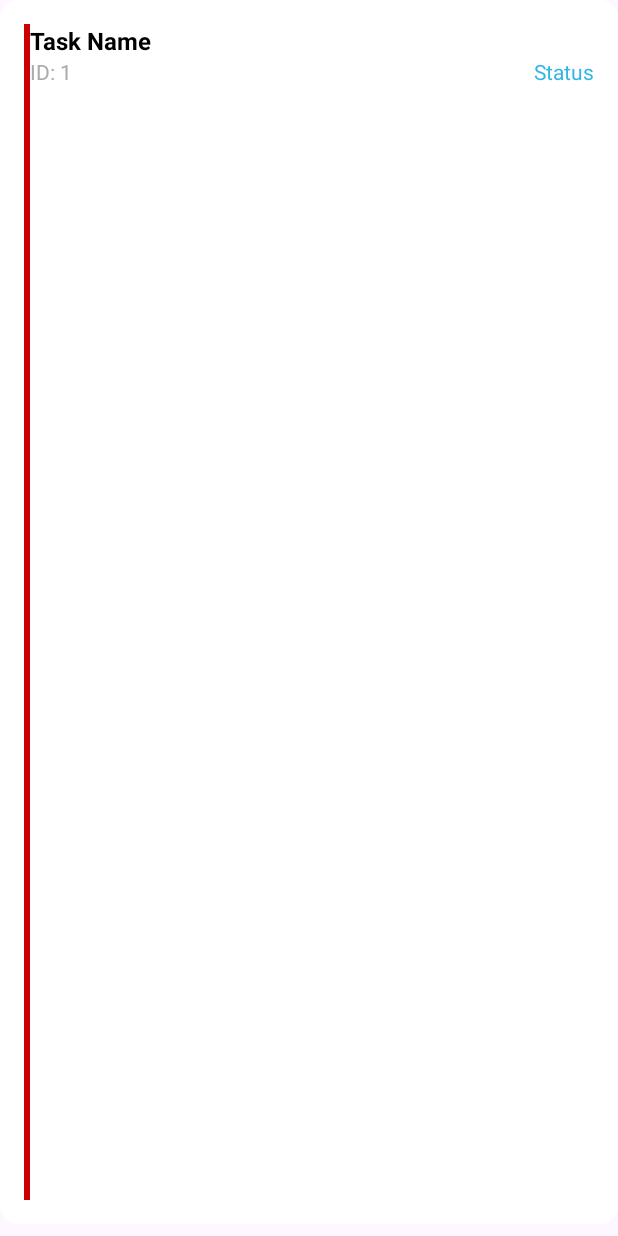
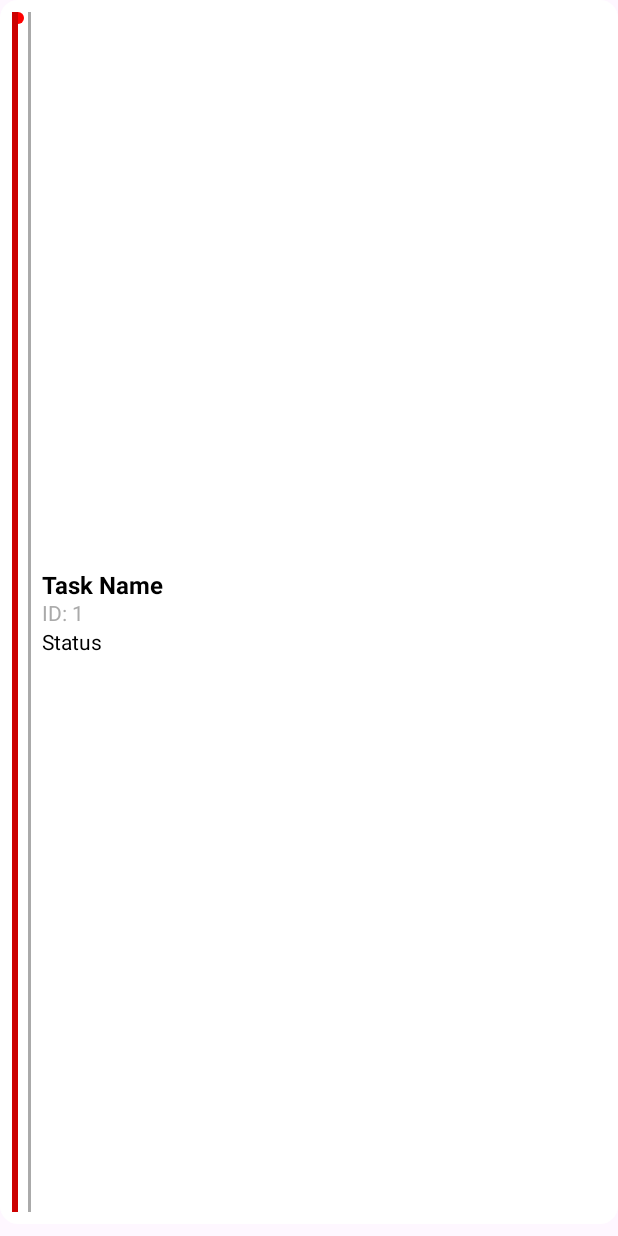
Before and after one commit to Evangelia2/DailyTasker, an Android app: the layout item_task.xml on its own in the app's theme, with its tools: preview values and no code run, on a phone screen of 412 x 824 dp. Run offline under Robolectric (Android 15) with nearby library versions, the phone set to English and light mode, and no system bars.

Commit message:
question A,B and a little UI

```diff
--- /dev/null
+++ b/src/main/res/drawable/card_background.xml
@@ -0,0 +1,6 @@
+<?xml version="1.0" encoding="utf-8"?>
+<shape xmlns:android="http://schemas.android.com/apk/res/android">
+    <solid android:color="#FFFFFF" />
+    <corners android:radius="8dp" />
+    <elevation android:elevation="4dp" />
+</shape>
--- /dev/null
+++ b/src/main/res/drawable/circle_background.xml
@@ -0,0 +1,5 @@
+<?xml version="1.0" encoding="utf-8"?>
+<shape xmlns:android="http://schemas.android.com/apk/res/android">
+    <solid android:color="#FF0000" />
+    <corners android:radius="16dp" />
+</shape>
--- a/src/main/res/drawable/task_background.xml
+++ b/src/main/res/drawable/task_background.xml
@@ -1,6 +1,9 @@
 <shape xmlns:android="http://schemas.android.com/apk/res/android">
     <solid android:color="@android:color/white" />
     <corners android:radius="12dp" />
-    <padding android:left="8dp" android:top="8dp" android:right="8dp" android:bottom="8dp" />
+    <padding android:left="8dp"
+        android:top="8dp"
+        android:right="8dp"
+        android:bottom="8dp" />
 
 </shape>
--- a/src/main/res/layout/item_task.xml
+++ b/src/main/res/layout/item_task.xml
@@ -1,11 +1,34 @@
 <androidx.constraintlayout.widget.ConstraintLayout
     xmlns:android="http://schemas.android.com/apk/res/android"
     xmlns:app="http://schemas.android.com/apk/res-auto"
+    xmlns:tools="http://schemas.android.com/tools"
     android:layout_width="match_parent"
     android:layout_height="wrap_content"
-    android:padding="16dp"
+    android:orientation="horizontal"
+    android:padding="8dp"
     android:background="@drawable/task_background"
     android:layout_marginBottom="8dp">
+
+    <!-- Timeline Indicator -->
+    <FrameLayout
+        android:layout_width="24dp"
+        android:layout_height="match_parent"
+        android:gravity="center"
+        app:layout_constraintStart_toStartOf="parent"
+        app:layout_constraintTop_toTopOf="parent"
+        app:layout_constraintBottom_toBottomOf="parent">
+
+        <View
+            android:layout_width="8dp"
+            android:layout_height="8dp"
+            android:background="@drawable/circle_background" />
+
+        <View
+            android:layout_width="2dp"
+            android:layout_height="match_parent"
+            android:layout_gravity="center"
+            android:background="@android:color/darker_gray" />
+    </FrameLayout>
 
     <!-- Vertical Line on the Left -->
     <View
@@ -18,19 +41,25 @@
         app:layout_constraintTop_toTopOf="parent"
         app:layout_constraintBottom_toBottomOf="parent" />
 
+    <!-- Task Details -->
+    <LinearLayout
+        android:layout_width="wrap_content"
+        android:layout_height="wrap_content"
+        android:orientation="vertical"
+        android:paddingStart="16dp"
+        app:layout_constraintStart_toEndOf="@id/verticalLine"
+        app:layout_constraintTop_toTopOf="parent"
+        app:layout_constraintBottom_toBottomOf="parent">
+
         <!-- Task Name -->
         <TextView
             android:id="@+id/textViewShortName"
-        android:layout_width="0dp"
-        android:layout_height="wrap_content"
+            android:layout_width="249dp"
+            android:layout_height="20dp"
             android:text="Task Name"
+            android:textColor="@android:color/black"
             android:textSize="16sp"
-        android:textStyle="bold"
-        android:textColor="@android:color/black"
-        app:layout_constraintStart_toEndOf="@id/verticalLine"
-        app:layout_constraintTop_toTopOf="parent"
-        app:layout_constraintEnd_toEndOf="parent"
-        app:layout_constraintHorizontal_bias="0.0" />
+            android:textStyle="bold" />
 
         <!-- Task ID -->
         <TextView
@@ -38,11 +67,11 @@
             android:layout_width="wrap_content"
             android:layout_height="wrap_content"
             android:text="ID: 1"
+            android:textColor="@android:color/darker_gray"
             android:textSize="14sp"
-        android:textColor="@android:color/darker_gray"
+            app:layout_constraintHorizontal_bias="0.0"
             app:layout_constraintStart_toStartOf="@id/textViewShortName"
-        app:layout_constraintTop_toBottomOf="@id/textViewShortName"
-        app:layout_constraintHorizontal_bias="0.0" />
+            app:layout_constraintTop_toBottomOf="@id/textViewShortName" />
 
         <!-- Task Status -->
         <TextView
@@ -50,9 +79,11 @@
             android:layout_width="wrap_content"
             android:layout_height="wrap_content"
             android:text="Status"
+            android:textColor="#000000"
             android:textSize="14sp"
-        android:textColor="@android:color/holo_blue_light"
             app:layout_constraintEnd_toEndOf="parent"
-        app:layout_constraintTop_toBottomOf="@id/textViewShortName"
-        app:layout_constraintHorizontal_bias="1.0" />
+            app:layout_constraintHorizontal_bias="1.0"
+            app:layout_constraintTop_toBottomOf="@id/textViewShortName" />
+
+    </LinearLayout>
 </androidx.constraintlayout.widget.ConstraintLayout>
```
Also changed, not shown: src/main/java/gr/hua/dit/android/dailytasker/MainActivity.java (+14 -0 lines), src/main/res/layout/activity_main.xml (+34 -3 lines). Lines whose indentation alone changed are shown as unchanged.
